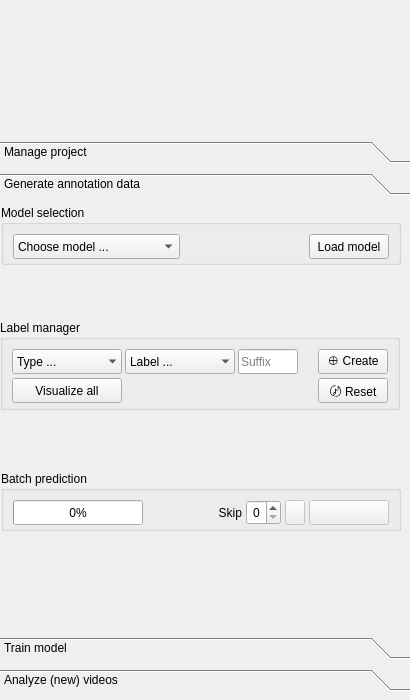
horsto/OCTRON-GUI, file octron/qt_gui/octron.ui: the form before one commit.
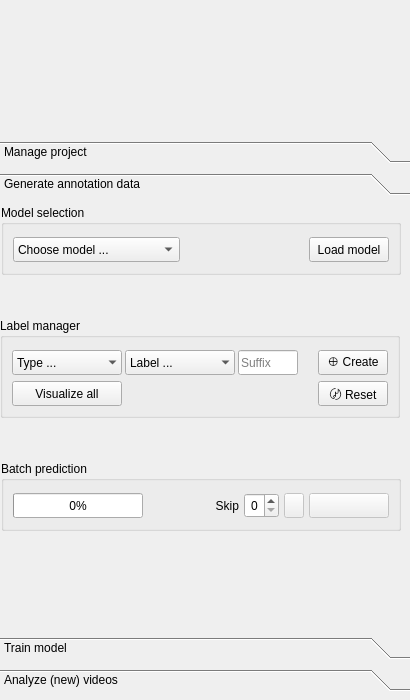
The form after the commit. The open tabs and pages were chosen to show the change. Icons and pictures are not drawn.

Commit message: Changed layout minimally

Diff of the .ui file:
```diff
--- a/octron/qt_gui/octron.ui
+++ b/octron/qt_gui/octron.ui
@@ -498,13 +498,13 @@
            <property name="minimumSize">
             <size>
              <width>400</width>
-             <height>60</height>
+             <height>70</height>
             </size>
            </property>
            <property name="maximumSize">
             <size>
              <width>400</width>
-             <height>60</height>
+             <height>70</height>
             </size>
            </property>
            <property name="title">
@@ -518,13 +518,13 @@
              <number>9</number>
             </property>
             <property name="topMargin">
-             <number>9</number>
+             <number>12</number>
             </property>
             <property name="rightMargin">
              <number>9</number>
             </property>
             <property name="bottomMargin">
-             <number>9</number>
+             <number>12</number>
             </property>
             <item alignment="Qt::AlignmentFlag::AlignLeft|Qt::AlignmentFlag::AlignVCenter">
              <widget class="QComboBox" name="sam2model_list">
@@ -580,13 +580,13 @@
            <property name="minimumSize">
             <size>
              <width>400</width>
-             <height>90</height>
+             <height>100</height>
             </size>
            </property>
            <property name="maximumSize">
             <size>
              <width>400</width>
-             <height>90</height>
+             <height>100</height>
             </size>
            </property>
            <property name="title">
@@ -600,13 +600,13 @@
              <number>9</number>
             </property>
             <property name="topMargin">
-             <number>9</number>
+             <number>12</number>
             </property>
             <property name="rightMargin">
              <number>9</number>
             </property>
             <property name="bottomMargin">
-             <number>9</number>
+             <number>12</number>
             </property>
             <property name="horizontalSpacing">
              <number>20</number>
@@ -841,13 +841,13 @@
            <property name="minimumSize">
             <size>
              <width>400</width>
-             <height>60</height>
+             <height>70</height>
             </size>
            </property>
            <property name="maximumSize">
             <size>
              <width>400</width>
-             <height>60</height>
+             <height>70</height>
             </size>
            </property>
            <property name="title">
@@ -855,19 +855,19 @@
            </property>
            <layout class="QHBoxLayout" name="horizontalLayout_2">
             <property name="spacing">
-             <number>4</number>
+             <number>5</number>
             </property>
             <property name="leftMargin">
              <number>9</number>
             </property>
             <property name="topMargin">
-             <number>9</number>
+             <number>12</number>
             </property>
             <property name="rightMargin">
              <number>9</number>
             </property>
             <property name="bottomMargin">
-             <number>9</number>
+             <number>12</number>
             </property>
             <item alignment="Qt::AlignmentFlag::AlignLeft|Qt::AlignmentFlag::AlignVCenter">
              <widget class="QProgressBar" name="batch_predict_progressbar">
```
Left out of the diff: 24 changed lines with no effect on the pictures. The commit also changes 3 other files.
